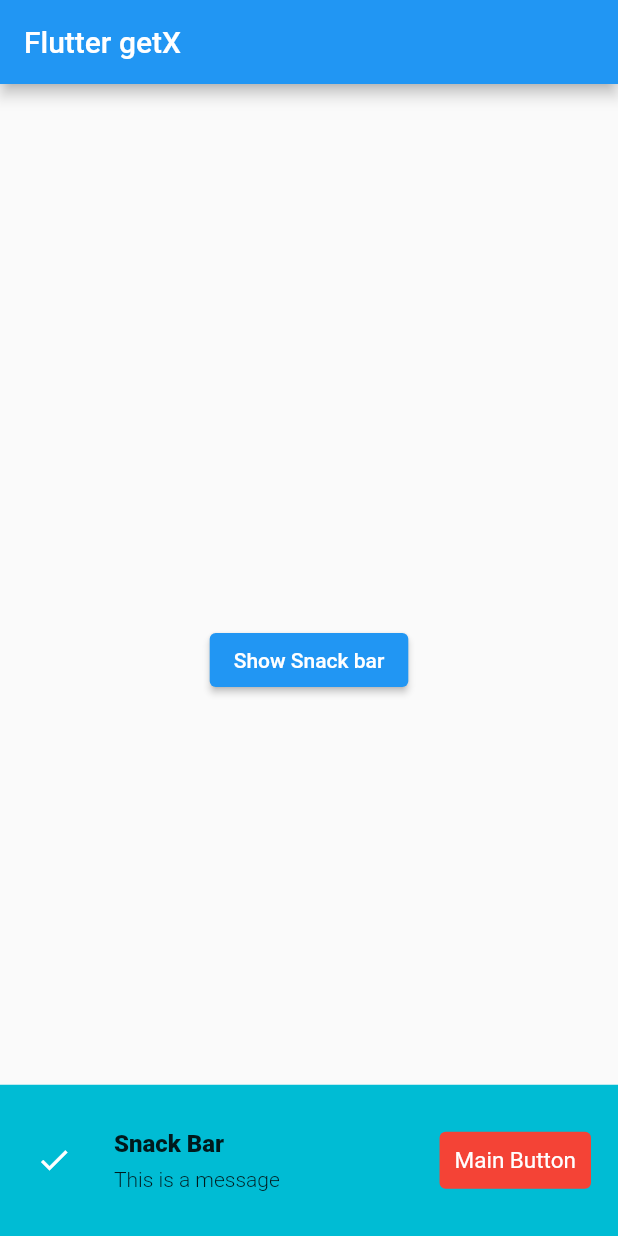
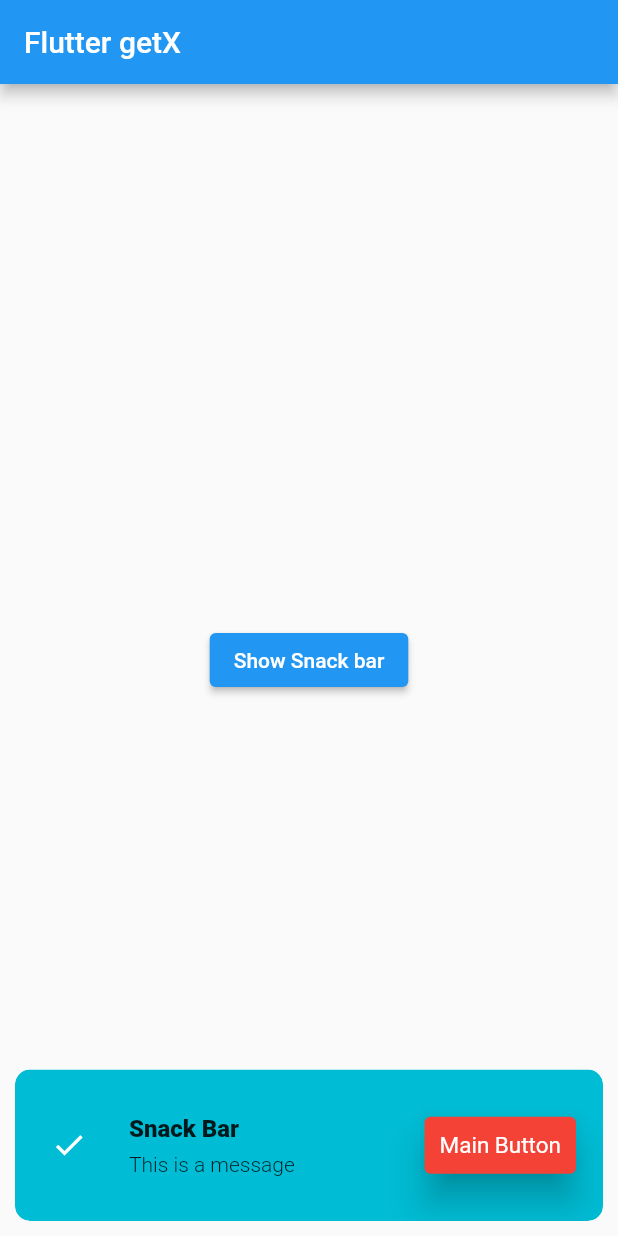
Before and after one commit to Junaed29/getx_demo_flutter, a Flutter app: the screen it shows after launch, after a tap on "Show Snack bar", on a phone screen of 412 x 824 dp. Run offline on Flutter 3.47's test engine with Material 2 defaults, Android fonts, the phone set to English and light mode, and no system bars; our stand-ins replace get.

Commit message:
Getx SnackBar added

```diff
--- a/lib/screen/homepage.dart
+++ b/lib/screen/homepage.dart
@@ -21,8 +21,8 @@ class MyHomePage extends StatelessWidget {
                     "Snack Bar",
                     "This is a message",
                     snackPosition: SnackPosition.BOTTOM,
-                    borderRadius: 0,
-                    margin: EdgeInsets.all(0),
+                    borderRadius: 10,
+                    margin: EdgeInsets.all(10),
                     backgroundColor: Colors.cyan,
                     padding: const EdgeInsets.all(30),
                     icon: const Icon(
@@ -32,6 +32,7 @@ class MyHomePage extends StatelessWidget {
                     mainButton: TextButton(
                       style: TextButton.styleFrom(
                         backgroundColor: Colors.red,
+                        elevation: 10,
                         padding: const EdgeInsets.all(10.0),
                         primary: Colors.white,
                         textStyle: const TextStyle(fontSize: 15),
```
